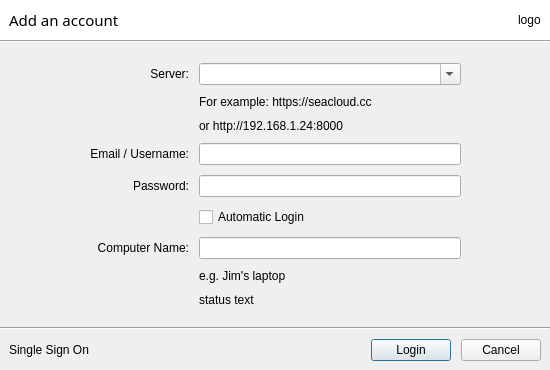
First picture: the form in ui/login-dialog.ui, repository haiwen/seadrive-gui, before the edit.
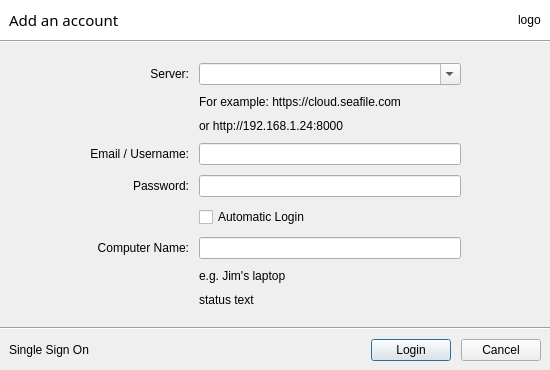
Second picture: the form after the edit.

Commit message: Replace "seacloud.cc" with "cloud.seafile.com" (#356)

```diff
--- a/ui/login-dialog.ui
+++ b/ui/login-dialog.ui
@@ -150,7 +150,7 @@
             <number>1</number>
            </property>
            <property name="text">
-            <string>&lt;html&gt;&lt;head/&gt;&lt;body&gt;&lt;p&gt;For example: https://seacloud.cc&lt;/p&gt;&lt;/body&gt;&lt;/html&gt;</string>
+            <string>&lt;html&gt;&lt;head/&gt;&lt;body&gt;&lt;p&gt;For example: https://cloud.seafile.com&lt;/p&gt;&lt;/body&gt;&lt;/html&gt;</string>
            </property>
            <property name="textFormat">
             <enum>Qt::AutoText</enum>
```
The commit also changes 29 other files.
